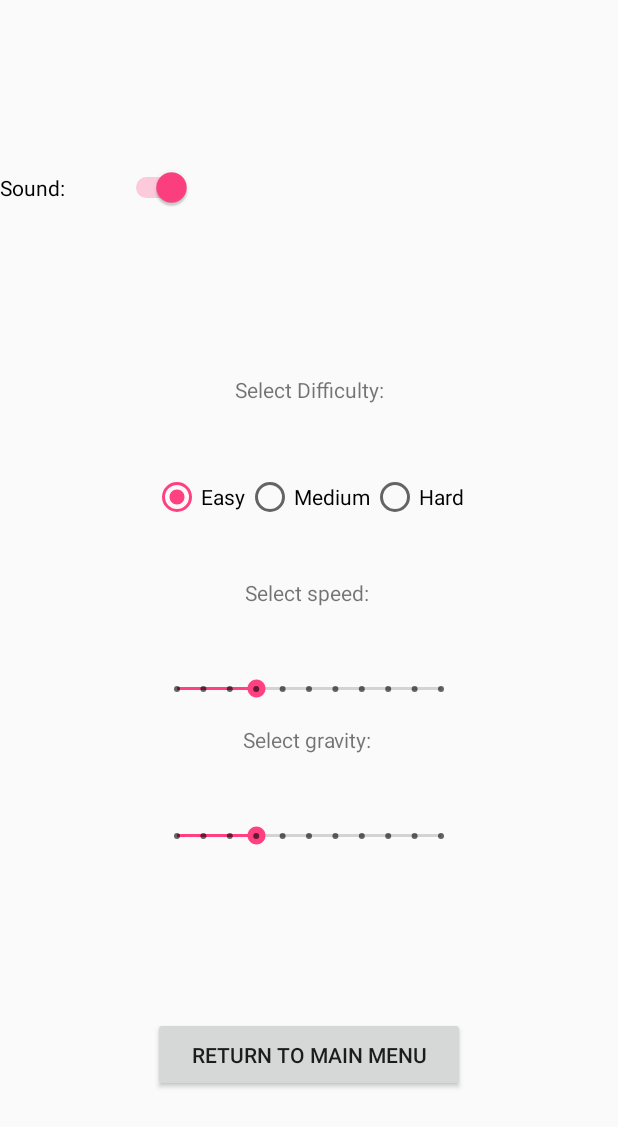
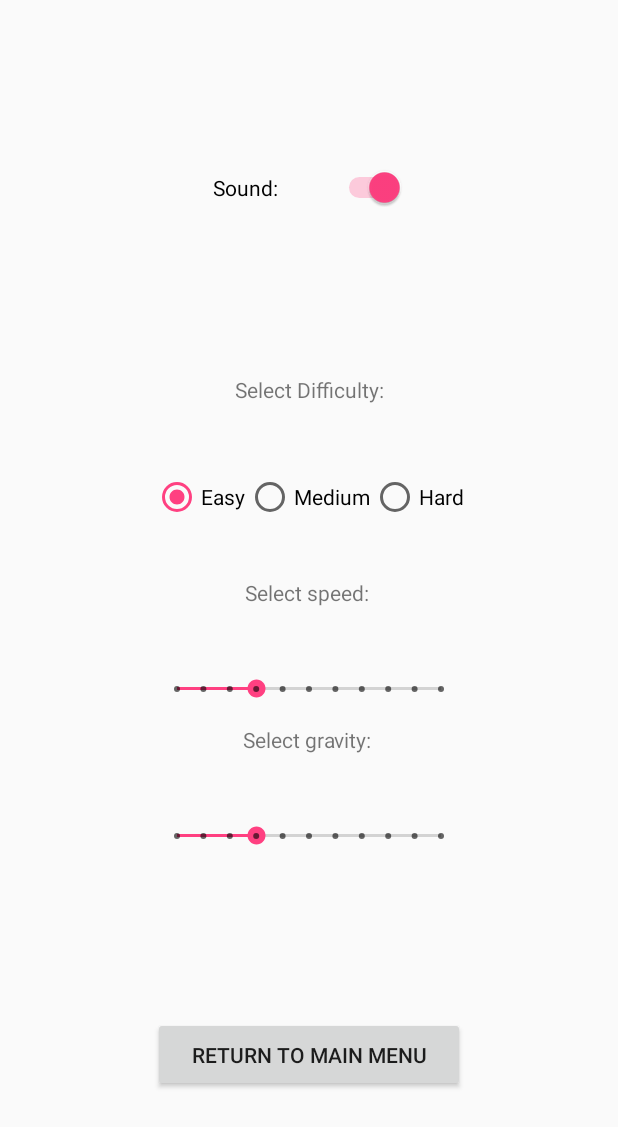
Before and after one commit to septianrazi/SpaceCrusaders, an Android app: the OptionsActivity screen opened directly, with no data from a screen before it, on a phone screen of 412 x 824 dp. Shown: the top 1127 px of the screen. Run offline under Robolectric (Android 15) with nearby library versions, the phone set to English and light mode, and no system bars.

Commit message:
fixed sound menu

```diff
--- a/app/src/main/res/layout/activity_options.xml
+++ b/app/src/main/res/layout/activity_options.xml
@@ -154,12 +154,17 @@
         android:layout_width="wrap_content"
         android:layout_height="wrap_content"
         android:layout_marginBottom="24dp"
+        android:layout_marginEnd="24dp"
+        android:layout_marginLeft="24dp"
+        android:layout_marginRight="24dp"
+        android:layout_marginStart="24dp"
         android:layout_marginTop="24dp"
         android:checked="true"
         android:text="Sound:           "
         app:layout_constraintBottom_toTopOf="@+id/txt_difficulty"
+        app:layout_constraintEnd_toEndOf="parent"
+        app:layout_constraintStart_toStartOf="parent"
         app:layout_constraintTop_toTopOf="parent"
-        tools:checked="true"
-        tools:layout_editor_absoluteX="137dp" />
+        tools:checked="true" />
 
 </android.support.constraint.ConstraintLayout>
```
